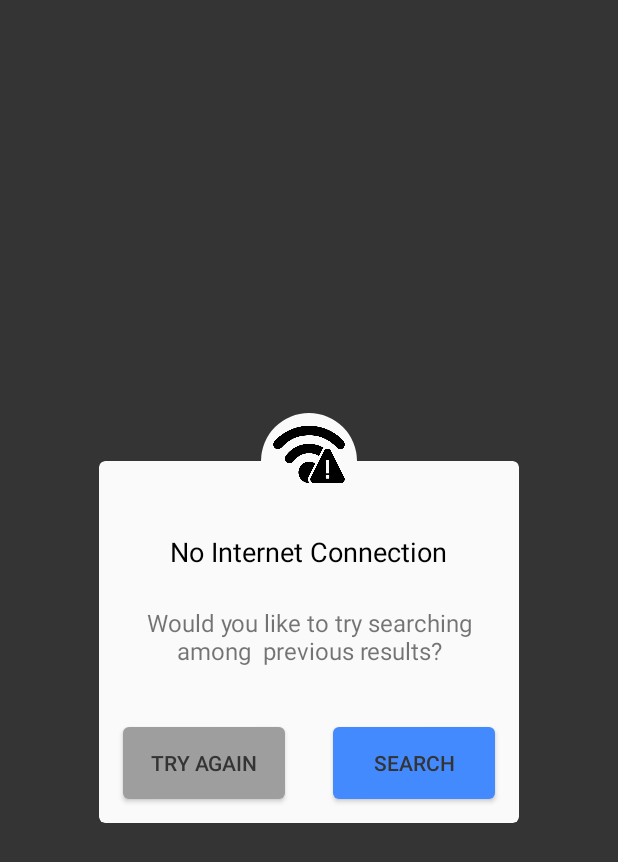
After one commit to TheBueckert/CodingProject, an Android app: the layout no_internet_dialog.xml on its own in the app's theme, with its tools: preview values and no code run, on a phone screen of 412 x 824 dp. The commit adds this screen. Shown: the top 862 px of the screen. Run offline under Robolectric (Android 15) with nearby library versions, the phone set to English and light mode, and no system bars.

Commit message:
This commit includes -dialogs for no internet and server error -images for dialogs -dialog classes -logic to display dialogs -changes to allow searches results when typing -handle api returning errors - a control flow for offline cases handled by dialogs

```diff
--- /dev/null
+++ b/app/src/main/res/drawable/circular_background.xml
@@ -0,0 +1,13 @@
+<?xml version="1.0" encoding="utf-8"?>
+<shape
+    xmlns:android="http://schemas.android.com/apk/res/android"
+    android:shape="oval">
+
+    <solid
+        android:color="#FAFAFA"
+        />
+
+    <size
+        android:width="120dp"
+        android:height="120dp"/>
+</shape>
--- /dev/null
+++ b/app/src/main/res/drawable/confirm_button.xml
@@ -0,0 +1,13 @@
+<?xml version="1.0" encoding="utf-8"?>
+<shape xmlns:android="http://schemas.android.com/apk/res/android">
+    <corners
+        android:radius="4dp" />
+    <gradient
+        android:startColor="@color/button_confirm"
+        android:endColor="@color/button_confirm"  />
+    <padding
+        android:left="10dp"
+        android:top="10dp"
+        android:right="10dp"
+        android:bottom="10dp" />
+</shape>
--- /dev/null
+++ b/app/src/main/res/drawable/deny_button.xml
@@ -0,0 +1,13 @@
+<?xml version="1.0" encoding="utf-8"?>
+<shape xmlns:android="http://schemas.android.com/apk/res/android">
+    <corners
+        android:radius="4dp" />
+    <gradient
+        android:startColor="@color/button_deny"
+        android:endColor="@color/button_deny"  />
+    <padding
+        android:left="10dp"
+        android:top="10dp"
+        android:right="10dp"
+        android:bottom="10dp" />
+</shape>
--- /dev/null
+++ b/app/src/main/res/layout/no_internet_dialog.xml
@@ -0,0 +1,107 @@
+<?xml version="1.0" encoding="utf-8"?>
+<LinearLayout xmlns:android="http://schemas.android.com/apk/res/android"
+    xmlns:app="http://schemas.android.com/apk/res-auto"
+    xmlns:tools="http://schemas.android.com/tools"
+    android:layout_width="280dp"
+    android:layout_height="wrap_content"
+    android:layout_gravity="center"
+    >
+
+    <FrameLayout
+        android:id="@+id/transparency_layer"
+        android:layout_width="fill_parent"
+        android:layout_height="fill_parent"
+        android:background="@android:color/transparent"
+        android:orientation="vertical">
+
+        <androidx.cardview.widget.CardView
+            android:id="@+id/main_card"
+            android:layout_width="match_parent"
+            android:layout_height="wrap_content"
+            android:layout_gravity="bottom"
+            android:layout_marginTop="32dp"
+            app:cardBackgroundColor="#FAFAFA"
+            app:cardCornerRadius="4dp"
+            app:cardElevation="0dp">
+
+            <LinearLayout
+                android:layout_width="match_parent"
+                android:layout_height="match_parent"
+                android:orientation="vertical">
+
+                <TextView
+                    android:id="@+id/title"
+                    android:layout_width="wrap_content"
+                    android:layout_height="wrap_content"
+                    android:layout_gravity="center"
+                    android:layout_marginTop="48dp"
+                    android:text="No Internet Connection"
+                    android:textColor="@android:color/primary_text_light"
+                    android:textSize="18sp" />
+
+                <TextView
+                    android:id="@+id/message"
+                    android:layout_width="wrap_content"
+                    android:layout_height="wrap_content"
+                    android:layout_gravity="center"
+                    android:layout_marginLeft="24dp"
+                    android:layout_marginTop="24dp"
+                    android:layout_marginRight="24dp"
+                    android:layout_marginBottom="24dp"
+                    android:gravity="center"
+                    android:text="Would you like to try searching among  previous results?"
+                    android:textSize="16sp" />
+
+                <androidx.constraintlayout.widget.ConstraintLayout
+                    android:id="@+id/button_constraint"
+                    android:layout_width="match_parent"
+                    android:layout_height="match_parent">
+
+                    <Button
+                        android:id="@+id/accept_btn"
+                        android:layout_width="0dp"
+                        android:layout_height="wrap_content"
+                        android:layout_marginStart="16dp"
+                        android:layout_marginTop="16dp"
+                        android:layout_marginEnd="16dp"
+                        android:layout_marginBottom="16dp"
+                        android:background="@drawable/confirm_button"
+                        android:text="Search"
+                        android:textColor="@color/jet"
+                        android:textSize="14sp"
+                        app:layout_constraintBottom_toBottomOf="parent"
+                        app:layout_constraintEnd_toEndOf="parent"
+                        app:layout_constraintStart_toEndOf="@+id/try_again_btn"
+                        app:layout_constraintTop_toTopOf="parent" />
+
+                    <Button
+                        android:id="@+id/try_again_btn"
+                        android:layout_width="0dp"
+                        android:layout_height="0dp"
+                        android:layout_marginStart="16dp"
+                        android:layout_marginTop="16dp"
+                        android:layout_marginEnd="16dp"
+                        android:layout_marginBottom="16dp"
+                        android:background="@drawable/deny_button"
+                        android:text="Try again"
+                        android:textColor="@color/jet"
+                        app:layout_constraintBottom_toBottomOf="parent"
+                        app:layout_constraintEnd_toStartOf="@+id/accept_btn"
+                        app:layout_constraintStart_toStartOf="parent"
+                        app:layout_constraintTop_toTopOf="parent" />
+                </androidx.constraintlayout.widget.ConstraintLayout>
+
+            </LinearLayout>
+        </androidx.cardview.widget.CardView>
+
+        <ImageView
+            android:id="@+id/head_linear"
+            android:layout_width="64dp"
+            android:layout_height="64dp"
+            android:layout_gravity="center_horizontal|top"
+            android:background="@drawable/circular_background"
+            android:padding="1dp"
+            android:src="@drawable/no_internet" />
+
+    </FrameLayout>
+</LinearLayout>
--- a/app/src/main/res/values/colors.xml
+++ b/app/src/main/res/values/colors.xml
@@ -6,4 +6,6 @@
     <color name="jet">#343434 </color>
     <color name="transparent">#80000000</color>
     <color name="text_grey">#A9A9A9</color>
+    <color name="button_confirm">#448AFF</color>
+    <color name= "button_deny">#9E9E9E</color>
 </resources>
```
Also changed, not shown: app/src/main/java/com/clyde/codingchallenge/Activities/MainActivity.kt (+78 -16 lines), app/src/main/java/com/clyde/codingchallenge/Activities/NoInternetDialog.kt (added, +50 -0 lines), app/src/main/java/com/clyde/codingchallenge/Activities/ServerBusyDialog.kt (added, +27 -0 lines), app/src/main/java/com/clyde/codingchallenge/MainRepository/Repository.kt (+19 -6 lines), app/src/main/res/layout/server_busy_dialog.xml (added, +92 -0 lines), app/src/main/res/drawable/database.png (added), app/src/main/res/drawable/no_internet.png (added).
